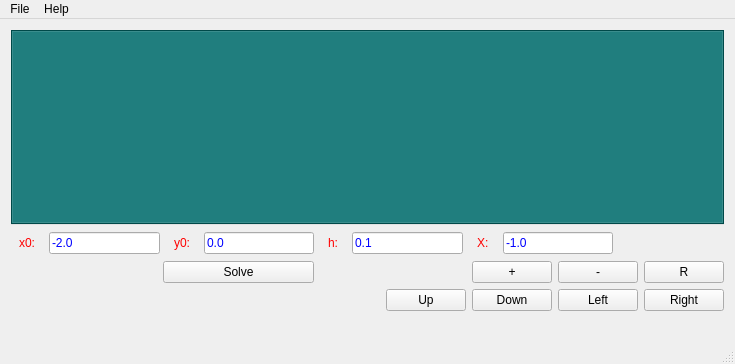
war-and-peace/diffEq, file mainwindow.ui: the form before one commit.
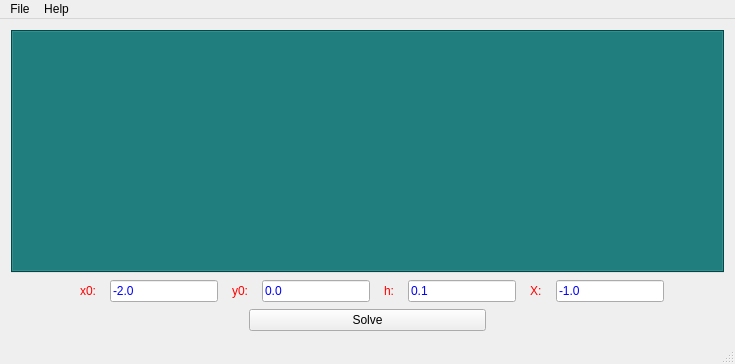
The form after the commit.

```diff
--- a/mainwindow.ui
+++ b/mainwindow.ui
@@ -47,6 +47,19 @@
       <property name="bottomMargin">
        <number>0</number>
       </property>
+      <item>
+       <spacer name="horizontalSpacer_2">
+        <property name="orientation">
+         <enum>Qt::Horizontal</enum>
+        </property>
+        <property name="sizeHint" stdset="0">
+         <size>
+          <width>40</width>
+          <height>20</height>
+         </size>
+        </property>
+       </spacer>
+      </item>
       <item>
        <widget class="QLabel" name="label">
         <property name="text">
@@ -170,87 +183,6 @@
          </size>
         </property>
        </spacer>
-      </item>
-      <item>
-       <widget class="QPushButton" name="zoomIn">
-        <property name="sizePolicy">
-         <sizepolicy hsizetype="Minimum" vsizetype="Fixed">
-          <horstretch>0</horstretch>
-          <verstretch>0</verstretch>
-         </sizepolicy>
-        </property>
-        <property name="minimumSize">
-         <size>
-          <width>30</width>
-          <height>0</height>
-         </size>
-        </property>
-        <property name="text">
-         <string>+</string>
-        </property>
-       </widget>
-      </item>
-      <item>
-       <widget class="QPushButton" name="zoomOut">
-        <property name="text">
-         <string>-</string>
-        </property>
-       </widget>
-      </item>
-      <item>
-       <widget class="QPushButton" name="Reset">
-        <property name="text">
-         <string>R</string>
-        </property>
-       </widget>
-      </item>
-     </layout>
-    </item>
-    <item>
-     <layout class="QHBoxLayout" name="horizontalLayout_3">
-      <property name="bottomMargin">
-       <number>20</number>
-      </property>
-      <item>
-       <spacer name="horizontalSpacer_2">
-        <property name="orientation">
-         <enum>Qt::Horizontal</enum>
-        </property>
-        <property name="sizeHint" stdset="0">
-         <size>
-          <width>40</width>
-          <height>20</height>
-         </size>
-        </property>
-       </spacer>
-      </item>
-      <item>
-       <widget class="QPushButton" name="upButton">
-        <property name="text">
-         <string>Up</string>
-        </property>
-       </widget>
-      </item>
-      <item>
-       <widget class="QPushButton" name="downButton">
-        <property name="text">
-         <string>Down</string>
-        </property>
-       </widget>
-      </item>
-      <item>
-       <widget class="QPushButton" name="leftButton">
-        <property name="text">
-         <string>Left</string>
-        </property>
-       </widget>
-      </item>
-      <item>
-       <widget class="QPushButton" name="rightButton">
-        <property name="text">
-         <string>Right</string>
-        </property>
-       </widget>
       </item>
      </layout>
     </item>
```
